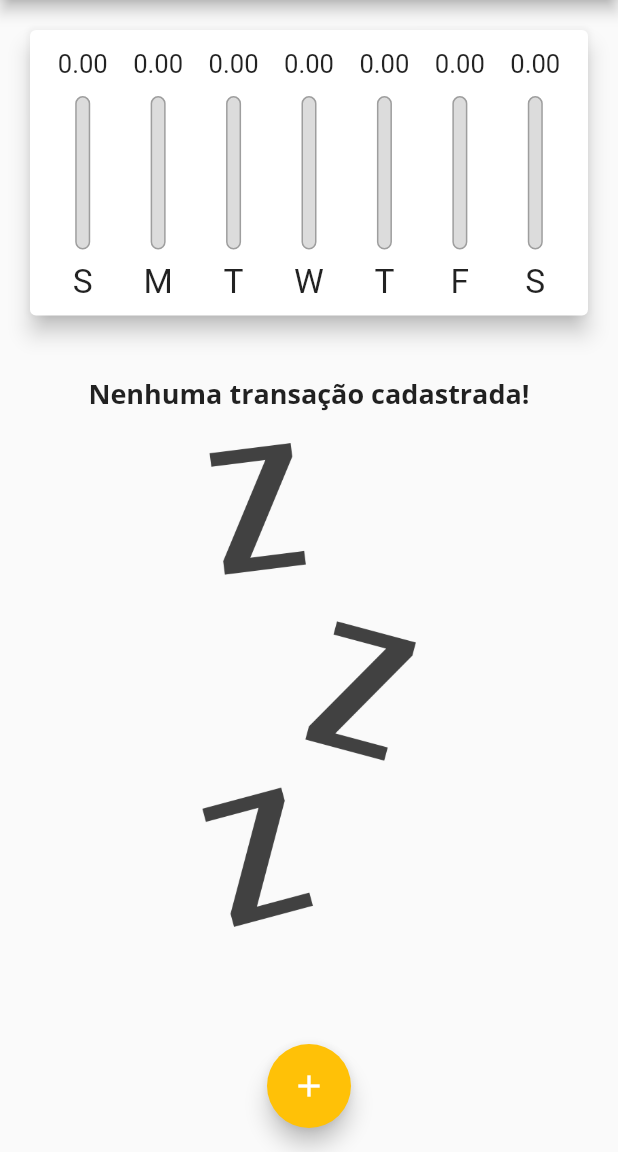
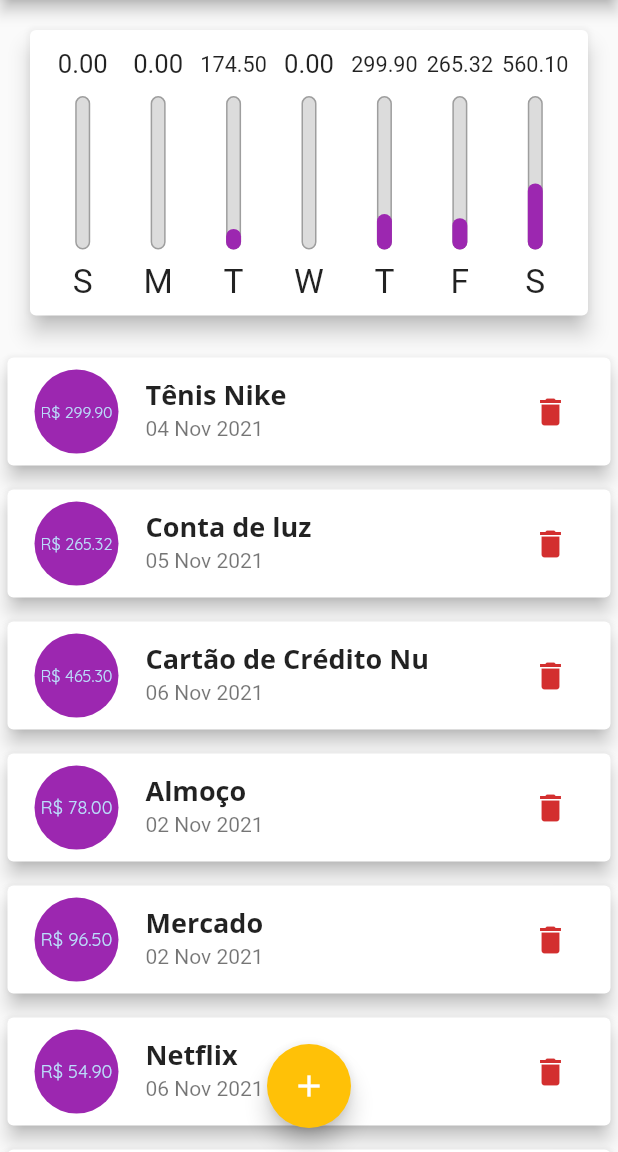
Before and after one commit to cristianohorn/flutter-expenses-control, a Flutter app: the screen it shows after launch, on a phone screen of 412 x 824 dp, the part 84-1236 px from its top. Run offline on Flutter 3.47's test engine with Material 2 defaults, Android fonts, the phone set to English and light mode, and no system bars.

Commit message:
refatoração do mediaquery

```diff
--- a/src/lib/components/transaction_form.dart
+++ b/src/lib/components/transaction_form.dart
@@ -42,10 +42,16 @@ class _TransactionFormState extends State<TransactionForm> {
 
   @override
   Widget build(BuildContext context) {
-    return Card(
+    return SingleChildScrollView(
+      child: Card(
         elevation: 5,
         child: Padding(
-        padding: const EdgeInsets.all(10),
+          padding: EdgeInsets.only(
+            top: 10,
+            right: 10,
+            left: 10,
+            bottom: 10 + MediaQuery.of(context).viewInsets.bottom,
+          ),
           child: Column(
             children: [
               TextField(
@@ -94,6 +100,7 @@ class _TransactionFormState extends State<TransactionForm> {
             ],
           ),
         ),
+      ),
     );
   }
 }
--- a/src/lib/main.dart
+++ b/src/lib/main.dart
@@ -60,52 +60,52 @@ class MyHomePage extends StatefulWidget {
 }
 
 class _MyHomePageState extends State<MyHomePage> {
-  final List<Transaction> _transactions = [];
+  // final List<Transaction> _transactions = [];
   bool _showChart = false;
-  // final List<Transaction> _transactions = [
-  //   Transaction(
-  //     id: Random().nextDouble().toString(),
-  //     title: 'Tênis Nike',
-  //     value: 299.9,
-  //     date: DateTime.now().subtract(Duration(days: 2)),
-  //   ),
-  //   Transaction(
-  //     id: Random().nextDouble().toString(),
-  //     title: 'Conta de luz',
-  //     value: 265.32,
-  //     date: DateTime.now().subtract(Duration(days: 1)),
-  //   ),
-  //   Transaction(
-  //     id: Random().nextDouble().toString(),
-  //     title: 'Cartão de Crédito Nu',
-  //     value: 465.30,
-  //     date: DateTime.now(),
-  //   ),
-  //   Transaction(
-  //     id: Random().nextDouble().toString(),
-  //     title: 'Almoço',
-  //     value: 78,
-  //     date: DateTime.now().subtract(Duration(days: 4)),
-  //   ),
-  //   Transaction(
-  //     id: Random().nextDouble().toString(),
-  //     title: 'Mercado',
-  //     value: 96.50,
-  //     date: DateTime.now().subtract(Duration(days: 4)),
-  //   ),
-  //   Transaction(
-  //     id: Random().nextDouble().toString(),
-  //     title: 'Netflix',
-  //     value: 54.9,
-  //     date: DateTime.now(),
-  //   ),
-  //   Transaction(
-  //     id: Random().nextDouble().toString(),
-  //     title: 'Spotify',
-  //     value: 39.9,
-  //     date: DateTime.now(),
-  //   ),
-  // ];
+  final List<Transaction> _transactions = [
+    Transaction(
+      id: Random().nextDouble().toString(),
+      title: 'Tênis Nike',
+      value: 299.9,
+      date: DateTime.now().subtract(Duration(days: 2)),
+    ),
+    Transaction(
+      id: Random().nextDouble().toString(),
+      title: 'Conta de luz',
+      value: 265.32,
+      date: DateTime.now().subtract(Duration(days: 1)),
+    ),
+    Transaction(
+      id: Random().nextDouble().toString(),
+      title: 'Cartão de Crédito Nu',
+      value: 465.30,
+      date: DateTime.now(),
+    ),
+    Transaction(
+      id: Random().nextDouble().toString(),
+      title: 'Almoço',
+      value: 78,
+      date: DateTime.now().subtract(Duration(days: 4)),
+    ),
+    Transaction(
+      id: Random().nextDouble().toString(),
+      title: 'Mercado',
+      value: 96.50,
+      date: DateTime.now().subtract(Duration(days: 4)),
+    ),
+    Transaction(
+      id: Random().nextDouble().toString(),
+      title: 'Netflix',
+      value: 54.9,
+      date: DateTime.now(),
+    ),
+    Transaction(
+      id: Random().nextDouble().toString(),
+      title: 'Spotify',
+      value: 39.9,
+      date: DateTime.now(),
+    ),
+  ];
 
   List<Transaction> get _recentTransactions {
     return _transactions
@@ -144,8 +144,9 @@ class _MyHomePageState extends State<MyHomePage> {
 
   @override
   Widget build(BuildContext context) {
+    final _mediaQuery = MediaQuery.of(context);
     bool _isLandscape =
-        MediaQuery.of(context).orientation == Orientation.landscape;
+        _mediaQuery.orientation == Orientation.landscape;
 
     final appBar = AppBar(
       title: Text('Despesas pessoais'),
@@ -166,9 +167,9 @@ class _MyHomePageState extends State<MyHomePage> {
       ],
     );
 
-    final availableHeight = MediaQuery.of(context).size.height -
+    final availableHeight = _mediaQuery.size.height -
         appBar.preferredSize.height -
-        MediaQuery.of(context).padding.top;
+        _mediaQuery.padding.top;
 
     return Scaffold(
       appBar: appBar,
@@ -183,7 +184,7 @@ class _MyHomePageState extends State<MyHomePage> {
               ),
             if (!_showChart || !_isLandscape)
               SizedBox(
-                height: availableHeight * (_isLandscape ? 0.7 : 0.7),
+                height: availableHeight * (_isLandscape ? 1 : 0.7),
                 child: TransactionList(
                   transactions: _transactions,
                   onRemove: _removeTransaction,
```
Lines whose indentation alone changed are shown as unchanged.
